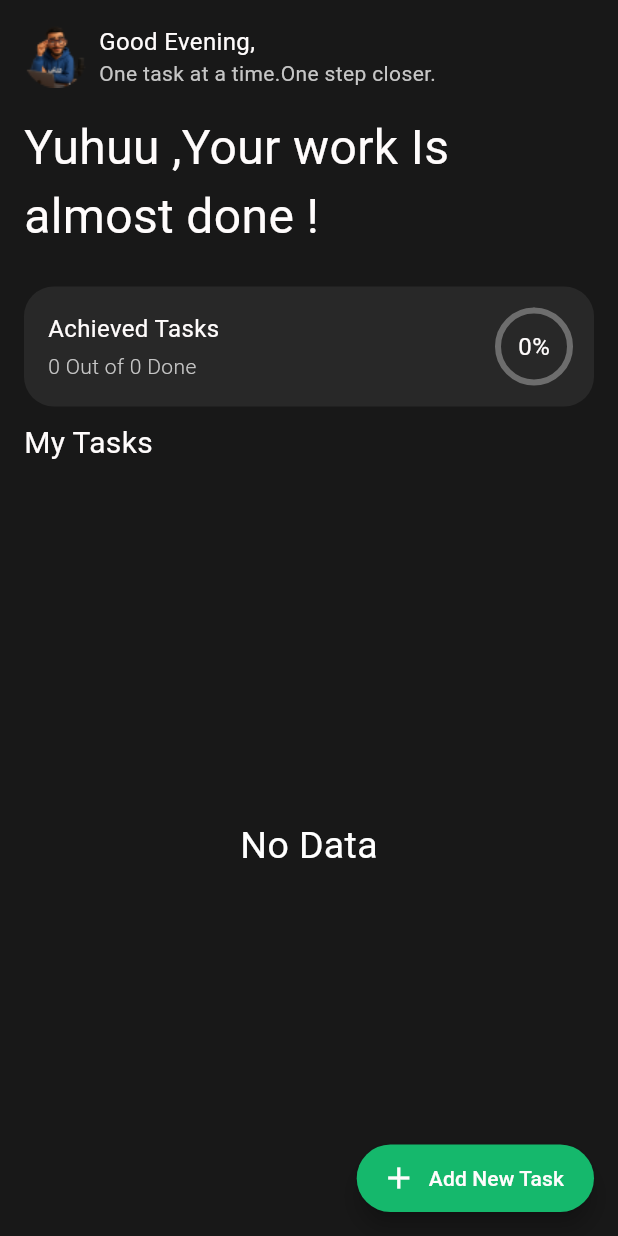
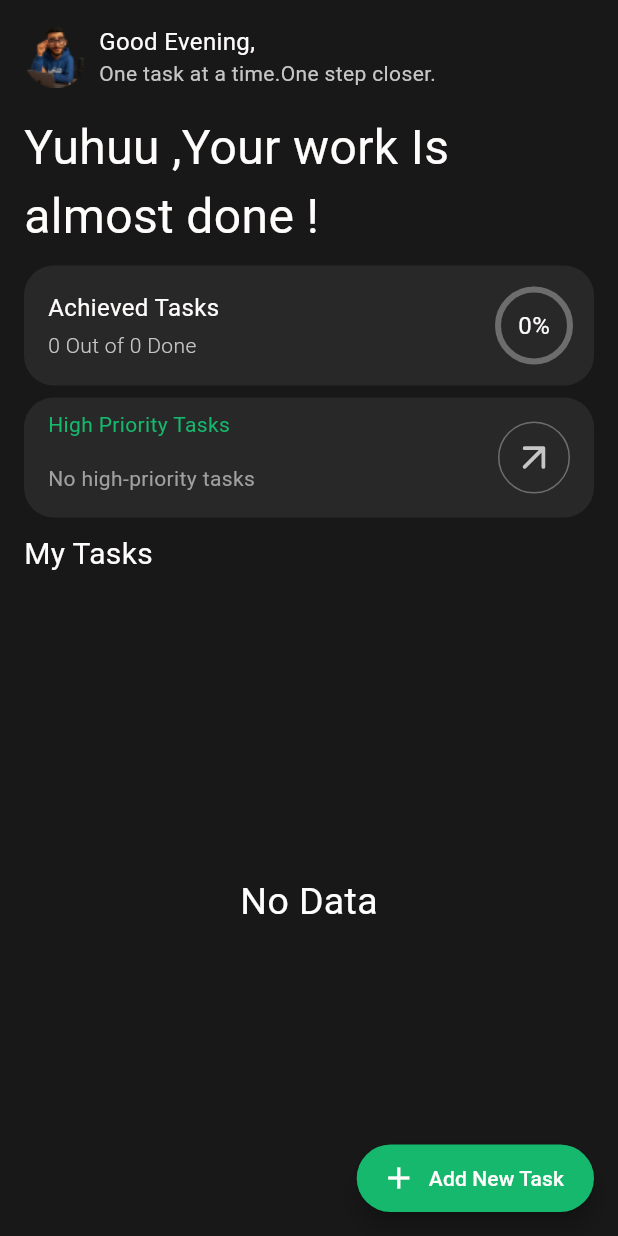
Before and after one commit to AhmedGodaWa/tasky, a Flutter app: the HomeScreen screen opened directly with empty values, on a phone screen of 412 x 824 dp. Run offline on Flutter 3.47's test engine with Material 3 defaults, Android fonts, the phone set to English and light mode, and no system bars; our stand-ins replace flutter_svg, shared_preferences; accounts and stored records are empty.

Commit message:
feat: add high priority tasks section

```diff
--- a/lib/screens/home_screen.dart
+++ b/lib/screens/home_screen.dart
@@ -3,6 +3,7 @@ import 'package:shared_preferences/shared_preferences.dart';
 import 'package:tasky/models/task_model.dart';
 import 'package:tasky/screens/add_task_screen.dart';
 import 'package:tasky/widgets/achieved_tasks_card.dart';
+import 'package:tasky/widgets/high_priority_tasks_widget.dart';
 import 'package:tasky/widgets/task_list.dart';
 
 class HomeScreen extends StatefulWidget {
@@ -114,14 +115,21 @@ class _HomeScreenState extends State<HomeScreen> {
                 style: TextStyle(color: Color(0xFFFFFCFC), fontSize: 32),
               ),
 
-              const SizedBox(height: 24),
+              Padding(
+                padding: const EdgeInsets.only(top: 10, bottom: 8),
+                child: AchievedTasksCard(
+                  completedTasks: completedTasks,
+                  totalTasks: totalTasks,
+                  progress: progress,
+                  percentage: percentage,
+                ),
+              ),
 
-              AchievedTasksCard(
-                completedTasks: completedTasks,
-                totalTasks: totalTasks,
-                progress: progress,
-                percentage: percentage,
+              HighPriorityTasksWidget(
+                tasks: widget.tasks,
+                onChanged: widget.onChanged,
               ),
+
               const SizedBox(height: 10),
               Expanded(
                 child: Column(
--- /dev/null
+++ b/lib/widgets/high_priority_tasks_widget.dart
@@ -0,0 +1,81 @@
+import 'package:flutter/material.dart';
+import 'package:flutter_svg/svg.dart';
+import 'package:tasky/models/task_model.dart';
+import 'package:tasky/widgets/high_priority_task_item.dart';
+
+class HighPriorityTasksWidget extends StatelessWidget {
+  const HighPriorityTasksWidget({
+    super.key,
+    required this.tasks,
+    required this.onChanged,
+  });
+
+  final List<TaskModel> tasks;
+  final void Function(TaskModel, bool?) onChanged;
+
+  @override
+  Widget build(BuildContext context) {
+    final highPriorityTasks = tasks
+        .where((task) => task.isHighPriority)
+        .take(4)
+        .toList();
+    return Container(
+      padding: const EdgeInsets.all(8),
+      decoration: BoxDecoration(
+        color: const Color(0xFF282828),
+        borderRadius: BorderRadius.circular(20),
+      ),
+      child: Row(
+        mainAxisAlignment: MainAxisAlignment.spaceBetween,
+        crossAxisAlignment: CrossAxisAlignment.end,
+        children: [
+          Expanded(
+            child: Column(
+              crossAxisAlignment: CrossAxisAlignment.start,
+              children: [
+                const Padding(
+                  padding: EdgeInsets.symmetric(horizontal: 8),
+                  child: Text(
+                    'High Priority Tasks',
+                    style: TextStyle(fontSize: 14, color: Color(0xFF15B86C)),
+                  ),
+                ),
+                const SizedBox(height: 8),
+
+                if (highPriorityTasks.isEmpty)
+                  const Padding(
+                    padding: EdgeInsets.all(8.0),
+                    child: Text(
+                      'No high-priority tasks',
+                      style: TextStyle(fontSize: 14, color: Color(0xFFA0A0A0)),
+                    ),
+                  )
+                else
+                  ...highPriorityTasks.map(
+                    (task) => HighPriorityTaskItem(
+                      task: task,
+                      onChanged: (value) => onChanged(task, value),
+                    ),
+                  ),
+              ],
+            ),
+          ),
+          Padding(
+            padding: const EdgeInsets.all(8.0),
+            child: Container(
+              padding: const EdgeInsets.all(8),
+              height: 48,
+              width: 48,
+              decoration: BoxDecoration(
+                color: const Color(0xFF282828),
+                shape: BoxShape.circle,
+                border: Border.all(color: const Color(0xFF6E6E6E)),
+              ),
+              child: SvgPicture.asset('assets/images/arrow_up_right.svg'),
+            ),
+          ),
+        ],
+      ),
+    );
+  }
+}
```
Also changed, not shown: lib/widgets/high_priority_task_item.dart (added, +62 -0 lines), assets/images/arrow_up_right.svg (added).
